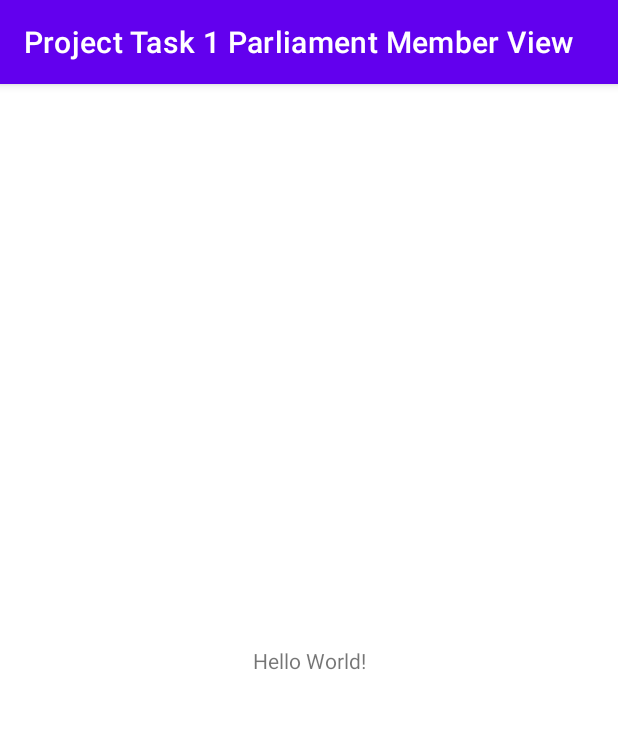
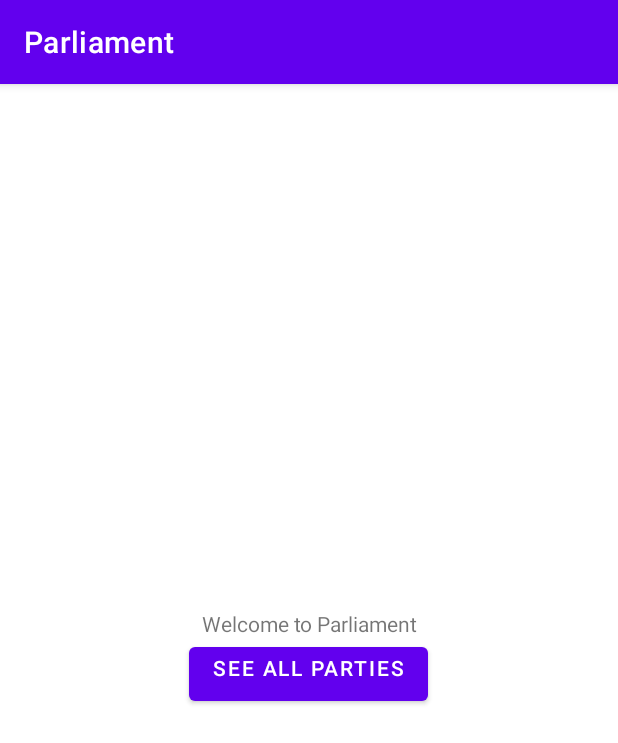
Before and after one commit to minhson0506/Parliament, an Android app: the screen it shows after launch (MainActivity), on a phone screen of 412 x 824 dp. Shown: the top 743 px of the screen. Run offline under Robolectric (Android 15) with nearby library versions, the phone set to English and light mode, and no system bars; our stand-ins replace data binding, navigation-ui.

Commit message:
finish first step of app

```diff
--- a/app/build.gradle
+++ b/app/build.gradle
@@ -25,6 +25,7 @@ android {
     }
     buildFeatures {
         dataBinding true
+        viewBinding true
     }
     compileOptions {
         sourceCompatibility JavaVersion.VERSION_1_8
@@ -43,6 +44,8 @@ dependencies {
     implementation 'com.google.android.material:material:1.4.0'
     implementation 'androidx.constraintlayout:constraintlayout:2.1.0'
     implementation 'androidx.legacy:legacy-support-v4:1.0.0'
+    implementation 'androidx.navigation:navigation-fragment:2.3.5'
+    implementation 'androidx.navigation:navigation-ui-ktx:2.3.5'
     testImplementation 'junit:junit:4.+'
     androidTestImplementation 'androidx.test.ext:junit:1.1.3'
     androidTestImplementation 'androidx.test.espresso:espresso-core:3.4.0'
--- a/app/src/main/AndroidManifest.xml
+++ b/app/src/main/AndroidManifest.xml
@@ -9,13 +9,15 @@
         android:roundIcon="@mipmap/ic_launcher_round"
         android:supportsRtl="true"
         android:theme="@style/Theme.ProjectTask1ParliamentMemberView">
-        <activity android:name=".MainActivity">
+        <activity android:name=".MainActivity"
+            android:exported="true">
             <intent-filter>
                 <action android:name="android.intent.action.MAIN" />
 
                 <category android:name="android.intent.category.LAUNCHER" />
             </intent-filter>
         </activity>
+
     </application>
 
 </manifest>
--- a/app/src/main/java/com/example/projecttask1parliamentmemberview/FragmentMember.kt
+++ b/app/src/main/java/com/example/projecttask1parliamentmemberview/FragmentMember.kt
@@ -45,7 +45,8 @@ class FragmentParliament : Fragment() {
         savedInstanceState: Bundle?
     ): View {
         // Inflate the layout for this fragment
-        binding = DataBindingUtil.inflate(
+        binding = DataBindingUtil.
+        inflate(
             inflater,
             R.layout.fragment_member,
             container,
--- /dev/null
+++ b/app/src/main/java/com/example/projecttask1parliamentmemberview/FragmentTitle.kt
@@ -0,0 +1,68 @@
+package com.example.projecttask1parliamentmemberview
+
+import android.os.Bundle
+import androidx.fragment.app.Fragment
+import android.view.LayoutInflater
+import android.view.View
+import android.view.ViewGroup
+import androidx.databinding.DataBindingUtil
+import androidx.navigation.findNavController
+import com.example.projecttask1parliamentmemberview.databinding.FragmentTitleBinding
+
+// TODO: Rename parameter arguments, choose names that match
+// the fragment initialization parameters, e.g. ARG_ITEM_NUMBER
+private const val ARG_PARAM1 = "param1"
+private const val ARG_PARAM2 = "param2"
+
+/**
+ * A simple [Fragment] subclass.
+ * Use the [FragmentTitle.newInstance] factory method to
+ * create an instance of this fragment.
+ */
+class FragmentTitle : Fragment() {
+    // TODO: Rename and change types of parameters
+    private var param1: String? = null
+    private var param2: String? = null
+
+    override fun onCreate(savedInstanceState: Bundle?) {
+        super.onCreate(savedInstanceState)
+        arguments?.let {
+            param1 = it.getString(ARG_PARAM1)
+            param2 = it.getString(ARG_PARAM2)
+        }
+    }
+
+    override fun onCreateView(
+        inflater: LayoutInflater, container: ViewGroup?,
+        savedInstanceState: Bundle?
+    ): View? {
+        // Inflate the layout for this fragment
+        val binding = DataBindingUtil.inflate<FragmentTitleBinding>(inflater,
+            R.layout.fragment_title, container, false)
+
+        binding.partyListButton.setOnClickListener{ view: View ->
+            view.findNavController().navigate(R.id.action_titleFragment_to_partyListFragment)
+        }
+        return binding.root
+    }
+
+    companion object {
+        /**
+         * Use this factory method to create a new instance of
+         * this fragment using the provided parameters.
+         *
+         * @param param1 Parameter 1.
+         * @param param2 Parameter 2.
+         * @return A new instance of fragment FragmentTitle.
+         */
+        // TODO: Rename and change types and number of parameters
+        @JvmStatic
+        fun newInstance(param1: String, param2: String) =
+            FragmentTitle().apply {
+                arguments = Bundle().apply {
+                    putString(ARG_PARAM1, param1)
+                    putString(ARG_PARAM2, param2)
+                }
+            }
+    }
+}
--- a/app/src/main/java/com/example/projecttask1parliamentmemberview/MainActivity.kt
+++ b/app/src/main/java/com/example/projecttask1parliamentmemberview/MainActivity.kt
@@ -2,10 +2,25 @@ package com.example.projecttask1parliamentmemberview
 
 import androidx.appcompat.app.AppCompatActivity
 import android.os.Bundle
+import androidx.databinding.DataBindingUtil
+import androidx.navigation.findNavController
+import androidx.navigation.ui.NavigationUI
+import com.example.projecttask1parliamentmemberview.databinding.ActivityMainBinding
 
 class MainActivity : AppCompatActivity() {
+
+    lateinit var binding: ActivityMainBinding
     override fun onCreate(savedInstanceState: Bundle?) {
         super.onCreate(savedInstanceState)
-        setContentView(R.layout.activity_main)
+        @Suppress("UNUSED_VARIABLE")
+        binding = DataBindingUtil.setContentView(this, R.layout.activity_main)
+        //find the navigation controller object
+        val navController = this.findNavController(R.id.myNavHostFragment)
+        //link the navigation controller to the app bar:
+        NavigationUI.setupActionBarWithNavController(this,navController)
+    }
+    override fun onSupportNavigateUp(): Boolean {
+        val navController = this.findNavController(R.id.myNavHostFragment)
+        return navController.navigateUp()
     }
 }
--- a/app/src/main/res/layout/activity_main.xml
+++ b/app/src/main/res/layout/activity_main.xml
@@ -1,18 +1,23 @@
 <?xml version="1.0" encoding="utf-8"?>
-<androidx.constraintlayout.widget.ConstraintLayout xmlns:android="http://schemas.android.com/apk/res/android"
-    xmlns:app="http://schemas.android.com/apk/res-auto"
-    xmlns:tools="http://schemas.android.com/tools"
-    android:layout_width="match_parent"
-    android:layout_height="match_parent"
-    tools:context=".MainActivity">
+<layout xmlns:android="http://schemas.android.com/apk/res/android"
+    xmlns:app="http://schemas.android.com/apk/res-auto">
 
-    <TextView
-        android:layout_width="wrap_content"
-        android:layout_height="wrap_content"
-        android:text="Hello World!"
-        app:layout_constraintBottom_toBottomOf="parent"
-        app:layout_constraintLeft_toLeftOf="parent"
-        app:layout_constraintRight_toRightOf="parent"
-        app:layout_constraintTop_toTopOf="parent" />
+    <LinearLayout
+        android:layout_width="match_parent"
+        android:layout_height="match_parent"
+        android:orientation="vertical">
 
-</androidx.constraintlayout.widget.ConstraintLayout>
+        <!-- TODO (04) Add a fragment tag for the titleFragment in the LinearLayout
+             Use @+id/titleFragment for the android:id
+             Use com.example.android.navigation.TitleFragment for the android:name
+             Use match_parent for the layout_height and layout_width -->
+        <fragment
+            android:id="@+id/myNavHostFragment"
+            android:name="androidx.navigation.fragment.NavHostFragment"
+            android:layout_width="match_parent"
+            android:layout_height="match_parent"
+            app:navGraph="@navigation/navigation"
+            app:defaultNavHost="true"/>
+    </LinearLayout>
+
+</layout>
--- a/app/src/main/res/layout/fragment_member.xml
+++ b/app/src/main/res/layout/fragment_member.xml
@@ -1,5 +1,6 @@
 <?xml version="1.0" encoding="utf-8"?>
 <layout xmlns:android="http://schemas.android.com/apk/res/android"
+    xmlns:app="http://schemas.android.com/apk/res-auto"
     xmlns:tools="http://schemas.android.com/tools">
 
     <LinearLayout
@@ -7,7 +8,7 @@
         android:layout_height="match_parent"
         android:orientation="vertical"
         android:gravity="center"
-        tools:context=".FragmentParliament">
+        tools:context=".FragmentMember">
 
         <TextView
             android:id="@+id/name"
--- /dev/null
+++ b/app/src/main/res/layout/fragment_title.xml
@@ -0,0 +1,27 @@
+<?xml version="1.0" encoding="utf-8"?>
+<layout xmlns:android="http://schemas.android.com/apk/res/android"
+    xmlns:tools="http://schemas.android.com/tools"
+    tools:context=".TitleFragment">
+
+    <!-- TODO: Update blank fragment layout -->
+    <LinearLayout
+        android:layout_width="match_parent"
+        android:layout_height="match_parent"
+        android:orientation="vertical"
+        android:gravity="center">
+
+        <TextView
+            android:layout_width="match_parent"
+            android:layout_height="wrap_content"
+            android:gravity="center_horizontal"
+            android:text="Welcome to Parliament" />
+
+        <Button
+            android:id="@+id/party_list_button"
+            android:layout_width="wrap_content"
+            android:layout_height="wrap_content"
+            android:gravity="center_horizontal"
+            android:text="See all Parties" />
+    </LinearLayout>
+
+</layout>
--- /dev/null
+++ b/app/src/main/res/navigation/navigation.xml
@@ -0,0 +1,43 @@
+<?xml version="1.0" encoding="utf-8"?>
+<navigation xmlns:android="http://schemas.android.com/apk/res/android"
+    xmlns:app="http://schemas.android.com/apk/res-auto"
+    xmlns:tools="http://schemas.android.com/tools"
+    android:id="@+id/navigation"
+    app:startDestination="@id/titleFragment">
+    <fragment
+        android:id="@+id/titleFragment"
+        android:name="com.example.projecttask1parliamentmemberview.FragmentTitle"
+        android:label="Parliament"
+        tools:layout="@layout/fragment_title" >
+        <action
+            android:id="@+id/action_titleFragment_to_partyListFragment"
+            app:destination="@id/partyListFragment" />
+    </fragment>
+    <fragment
+        android:id="@+id/partyListFragment"
+        android:name="com.example.projecttask1parliamentmemberview.FragmentListParty"
+        android:label="fragment_party_list"
+        tools:layout="@layout/fragment_list_party" >
+        <action
+            android:id="@+id/action_partyListFragment_to_memberListFragment"
+            app:destination="@id/memberListFragment" />
+    </fragment>
+    <fragment
+        android:id="@+id/memberListFragment"
+        android:name="com.example.projecttask1parliamentmemberview.FragmentListMember"
+        android:label="fragment_member_list"
+        tools:layout="@layout/fragment_list_member" >
+        <action
+            android:id="@+id/action_memberListFragment_to_memberFragment"
+            app:destination="@id/memberFragment" />
+    </fragment>
+    <fragment
+        android:id="@+id/memberFragment"
+        android:name="com.example.projecttask1parliamentmemberview.FragmentParliament"
+        android:label="fragment_member"
+        tools:layout="@layout/fragment_member">
+        <action
+            android:id="@+id/action_memberFragment_to_partyListFragment"
+            app:destination="@id/partyListFragment" />
+    </fragment>
+</navigation>
--- a/build.gradle
+++ b/build.gradle
@@ -6,8 +6,8 @@ buildscript {
         mavenCentral()
     }
     dependencies {
-        classpath "com.android.tools.build:gradle:4.2.1"
-        classpath "org.jetbrains.kotlin:kotlin-gradle-plugin:$kotlin_version"
+        classpath "com.android.tools.build:gradle:4.1.3"
+        classpath "org.jetbrains.kotlin:kotlin-gradle-plugin:1.5.20"
 
         // NOTE: Do not place your application dependencies here; they belong
         // in the individual module build.gradle files
```
Also changed, not shown: app/src/main/java/com/example/projecttask1parliamentmemberview/FragmentListMember.kt (added, +70 -0 lines), app/src/main/java/com/example/projecttask1parliamentmemberview/FragmentListParty.kt (added, +68 -0 lines), app/src/main/res/layout/fragment_list_member.xml (added, +28 -0 lines), app/src/main/res/layout/fragment_list_party.xml (added, +27 -0 lines), gradle.properties (line endings or trailing spaces), gradle/wrapper/gradle-wrapper.properties.
